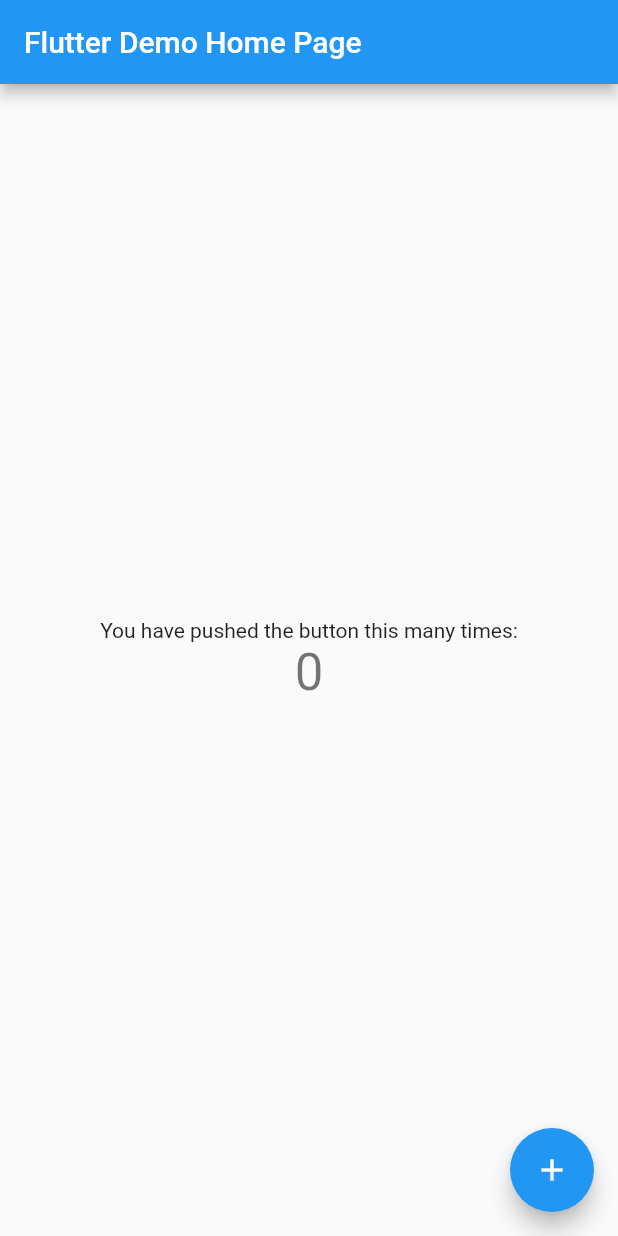
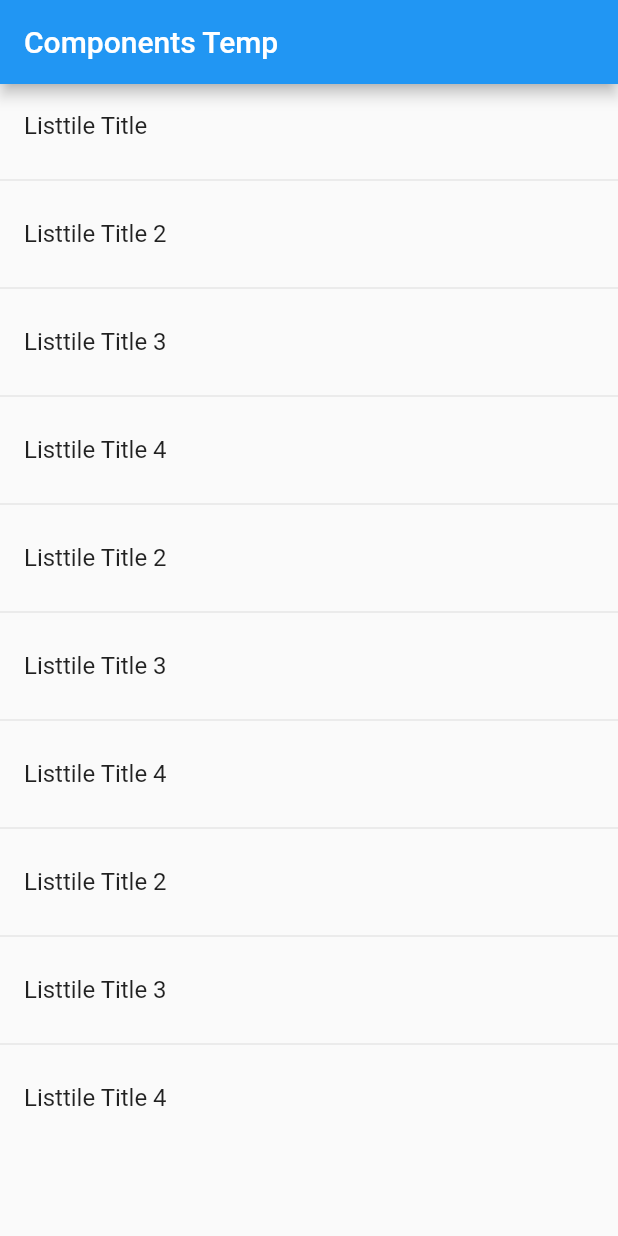
Before and after one commit to geovannyAndrew/FlutterComponents, a Flutter app: the screen it shows after launch, on a phone screen of 412 x 824 dp. Run offline on Flutter 3.47's test engine with Material 2 defaults, Android fonts, the phone set to English and light mode, and no system bars.

Commit message:
Creating homepage temp and listview with listtile widgets and dividers.

```diff
--- a/lib/main.dart
+++ b/lib/main.dart
@@ -1,111 +1,15 @@
 import 'package:flutter/material.dart';
+import 'package:flutter_widgets/src/pages/home_temp.dart';
 
 void main() => runApp(MyApp());
 
 class MyApp extends StatelessWidget {
-  // This widget is the root of your application.
   @override
   Widget build(BuildContext context) {
     return MaterialApp(
-      title: 'Flutter Demo',
-      theme: ThemeData(
-        // This is the theme of your application.
-        //
-        // Try running your application with "flutter run". You'll see the
-        // application has a blue toolbar. Then, without quitting the app, try
-        // changing the primarySwatch below to Colors.green and then invoke
-        // "hot reload" (press "r" in the console where you ran "flutter run",
-        // or simply save your changes to "hot reload" in a Flutter IDE).
-        // Notice that the counter didn't reset back to zero; the application
-        // is not restarted.
-        primarySwatch: Colors.blue,
-      ),
-      home: MyHomePage(title: 'Flutter Demo Home Page'),
+      title: 'Components App',
+      debugShowCheckedModeBanner: false,
+      home: HomePageTemp(),
     );
   }
 }
-
-class MyHomePage extends StatefulWidget {
-  MyHomePage({Key key, this.title}) : super(key: key);
-
-  // This widget is the home page of your application. It is stateful, meaning
-  // that it has a State object (defined below) that contains fields that affect
-  // how it looks.
-
-  // This class is the configuration for the state. It holds the values (in this
-  // case the title) provided by the parent (in this case the App widget) and
-  // used by the build method of the State. Fields in a Widget subclass are
-  // always marked "final".
-
-  final String title;
-
-  @override
-  _MyHomePageState createState() => _MyHomePageState();
-}
-
-class _MyHomePageState extends State<MyHomePage> {
-  int _counter = 0;
-
-  void _incrementCounter() {
-    setState(() {
-      // This call to setState tells the Flutter framework that something has
-      // changed in this State, which causes it to rerun the build method below
-      // so that the display can reflect the updated values. If we changed
-      // _counter without calling setState(), then the build method would not be
-      // called again, and so nothing would appear to happen.
-      _counter++;
-    });
-  }
-
-  @override
-  Widget build(BuildContext context) {
-    // This method is rerun every time setState is called, for instance as done
-    // by the _incrementCounter method above.
-    //
-    // The Flutter framework has been optimized to make rerunning build methods
-    // fast, so that you can just rebuild anything that needs updating rather
-    // than having to individually change instances of widgets.
-    return Scaffold(
-      appBar: AppBar(
-        // Here we take the value from the MyHomePage object that was created by
-        // the App.build method, and use it to set our appbar title.
-        title: Text(widget.title),
-      ),
-      body: Center(
-        // Center is a layout widget. It takes a single child and positions it
-        // in the middle of the parent.
-        child: Column(
-          // Column is also a layout widget. It takes a list of children and
-          // arranges them vertically. By default, it sizes itself to fit its
-          // children horizontally, and tries to be as tall as its parent.
-          //
-          // Invoke "debug painting" (press "p" in the console, choose the
-          // "Toggle Debug Paint" action from the Flutter Inspector in Android
-          // Studio, or the "Toggle Debug Paint" command in Visual Studio Code)
-          // to see the wireframe for each widget.
-          //
-          // Column has various properties to control how it sizes itself and
-          // how it positions its children. Here we use mainAxisAlignment to
-          // center the children vertically; the main axis here is the vertical
-          // axis because Columns are vertical (the cross axis would be
-          // horizontal).
-          mainAxisAlignment: MainAxisAlignment.center,
-          children: <Widget>[
-            Text(
-              'You have pushed the button this many times:',
-            ),
-            Text(
-              '$_counter',
-              style: Theme.of(context).textTheme.display1,
-            ),
-          ],
-        ),
-      ),
-      floatingActionButton: FloatingActionButton(
-        onPressed: _incrementCounter,
-        tooltip: 'Increment',
-        child: Icon(Icons.add),
-      ), // This trailing comma makes auto-formatting nicer for build methods.
-    );
-  }
-}
--- /dev/null
+++ b/lib/src/pages/home_temp.dart
@@ -0,0 +1,56 @@
+import 'package:flutter/material.dart';
+
+class HomePageTemp extends StatelessWidget {
+
+  @override
+  Widget build(BuildContext context) {
+    return Scaffold(
+      appBar: AppBar(
+        title: Text('Components Temp'),
+      ),
+      body: ListView(
+        children: <Widget>[
+          ListTile(
+            title: Text('Listtile Title'),
+          ),
+          Divider(),
+          ListTile(
+            title: Text('Listtile Title 2'),
+          ),
+          Divider(),
+          ListTile(
+            title: Text('Listtile Title 3'),
+          ),
+          Divider(),
+          ListTile(
+            title: Text('Listtile Title 4'),
+          ),
+          Divider(),
+          ListTile(
+            title: Text('Listtile Title 2'),
+          ),
+          Divider(),
+          ListTile(
+            title: Text('Listtile Title 3'),
+          ),
+          Divider(),
+          ListTile(
+            title: Text('Listtile Title 4'),
+          ),
+          Divider(),
+          ListTile(
+            title: Text('Listtile Title 2'),
+          ),
+          Divider(),
+          ListTile(
+            title: Text('Listtile Title 3'),
+          ),
+          Divider(),
+          ListTile(
+            title: Text('Listtile Title 4'),
+          )
+        ],
+      ),
+    );
+  }
+}
```
